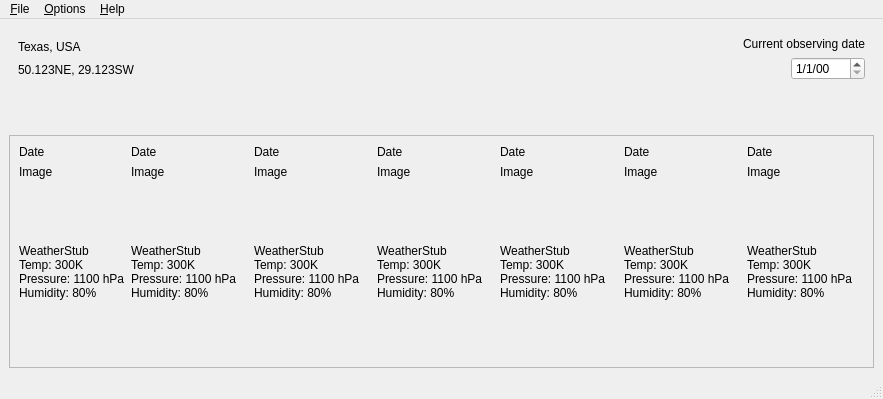
The window that app.ui (ghadd/WeatherApp) describes before a commit, drawn with Qt 5.
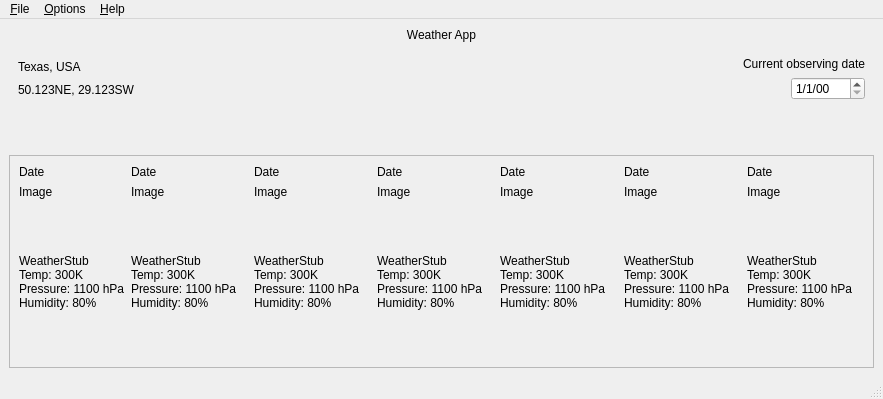
The same window after the commit. Icons and pictures are not drawn.

Commit message: Adding title to center of the screen.

What changed in the file:
```diff
--- a/app.ui
+++ b/app.ui
@@ -37,6 +37,16 @@
     <enum>Qt::LeftToRight</enum>
    </property>
    <layout class="QVBoxLayout" name="verticalLayout">
+    <item>
+     <widget class="QLabel" name="WeatherAppTitle">
+      <property name="text">
+       <string>Weather App</string>
+      </property>
+      <property name="alignment">
+       <set>Qt::AlignCenter</set>
+      </property>
+     </widget>
+    </item>
     <item>
      <widget class="QWidget" name="cityInfoWidget" native="true">
       <layout class="QHBoxLayout" name="horizontalLayout_2">
@@ -148,7 +158,7 @@
          <x>0</x>
          <y>0</y>
          <width>863</width>
-         <height>225</height>
+         <height>206</height>
         </rect>
        </property>
        <property name="autoFillBackground">
```
Left out of the diff: 3 changed lines with no effect on the pictures. The commit also changes 3 other files.
